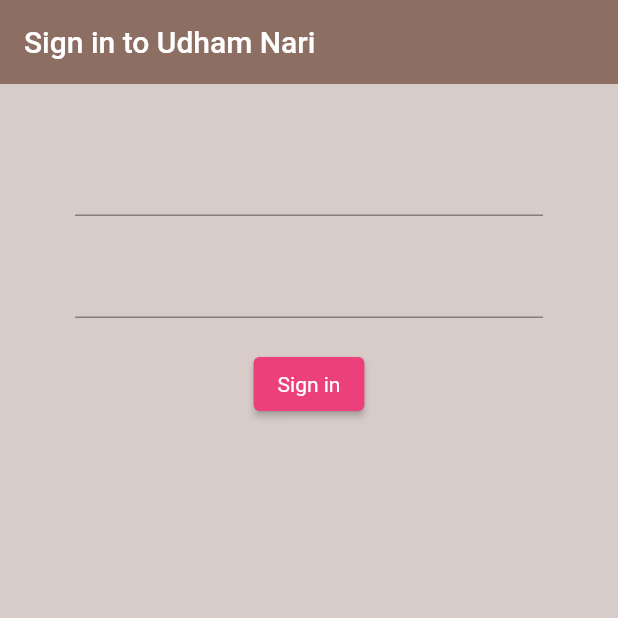
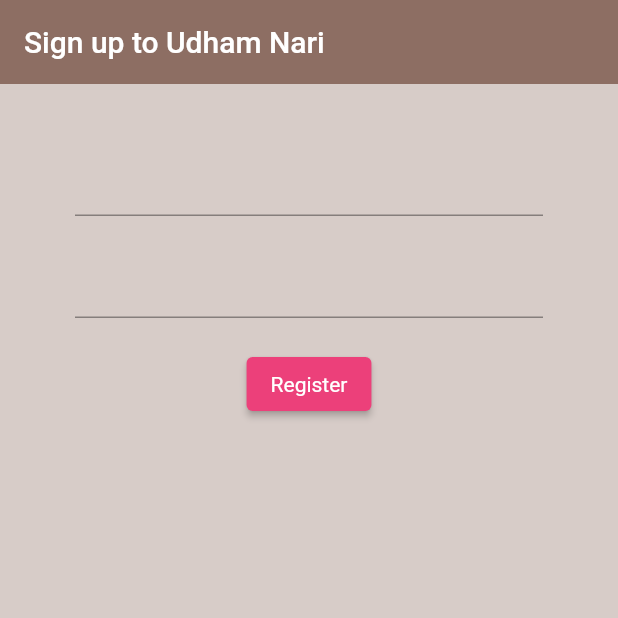
Before and after one commit to nepali-rakshya/chat_application_IT_Project, a Flutter app: the screen it shows after launch, on a phone screen of 412 x 824 dp, the top half of it. Run offline on Flutter 3.47's test engine with Material 2 defaults, Android fonts, the phone set to English and light mode, and no system bars; our stand-ins replace firebase_auth, firebase_core; accounts and stored records are empty.

Commit message:
first commit

```diff
--- a/lib/screens/authenticate/authenticate.dart
+++ b/lib/screens/authenticate/authenticate.dart
@@ -1,4 +1,5 @@
 import 'package:flutter/material.dart';
+import 'package:flutter_demo/screens/authenticate/register.dart';
 import 'package:flutter_demo/screens/authenticate/sign_in.dart';
 
 class Authenticate extends StatefulWidget {
@@ -10,7 +11,7 @@ class _AuthenticateState extends State<Authenticate> {
   @override
   Widget build(BuildContext context) {
     return Container(
-      child: SignIn(),
+      child: Register(),
     );
   }
 }
--- /dev/null
+++ b/lib/screens/authenticate/register.dart
@@ -0,0 +1,60 @@
+import 'package:flutter/material.dart';
+import 'package:flutter_demo/services/auth.dart';
+
+class Register extends StatefulWidget {
+  @override
+  _RegisterState createState() => _RegisterState();
+}
+
+class _RegisterState extends State<Register> {
+  final AuthService _auth = AuthService();
+
+  //text field state
+  String email = '';
+  String password = '';
+
+  @override
+  Widget build(BuildContext context) {
+    return Scaffold(
+      backgroundColor: Colors.brown[100],
+      appBar: AppBar(
+        backgroundColor: Colors.brown[400],
+        elevation: 0.0,
+        title: const Text('Sign up to Udham Nari'),
+      ),
+      body: Container(
+        padding: const EdgeInsets.symmetric(vertical: 20.0, horizontal: 50.0),
+        child: Form(
+          child: Column(
+            children: <Widget>[
+              SizedBox(height: 20.0), //these are form field
+              TextFormField(onChanged: (val) {
+                setState(() => email =
+                    val); // whatever value we type in email section is updated into the email string
+              }),
+              SizedBox(height: 20.0),
+              TextFormField(
+                  obscureText: true, //for hiding the pwd
+                  onChanged: (val) {
+                    setState(() => password = val);
+                  }),
+              SizedBox(height: 20.0),
+              ElevatedButton(
+                child: Text('Register'),
+                style: ButtonStyle(
+                    backgroundColor:
+                        MaterialStateProperty.all(Colors.pink[400]),
+                    textStyle: MaterialStateProperty.all(
+                        TextStyle(color: Colors.white))),
+                onPressed: () async {
+                  print(email);
+                  print(password);
+                },
+              )
+            ],
+          ),
+        ),
+      ),
+    );
+  }
+}
```
